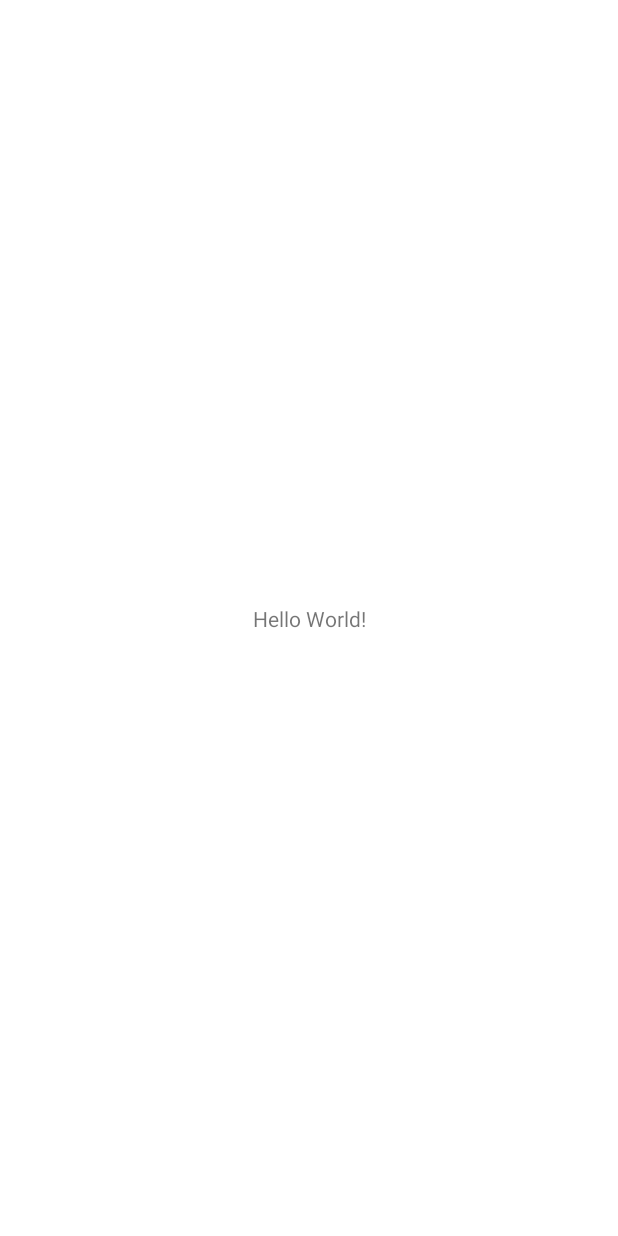
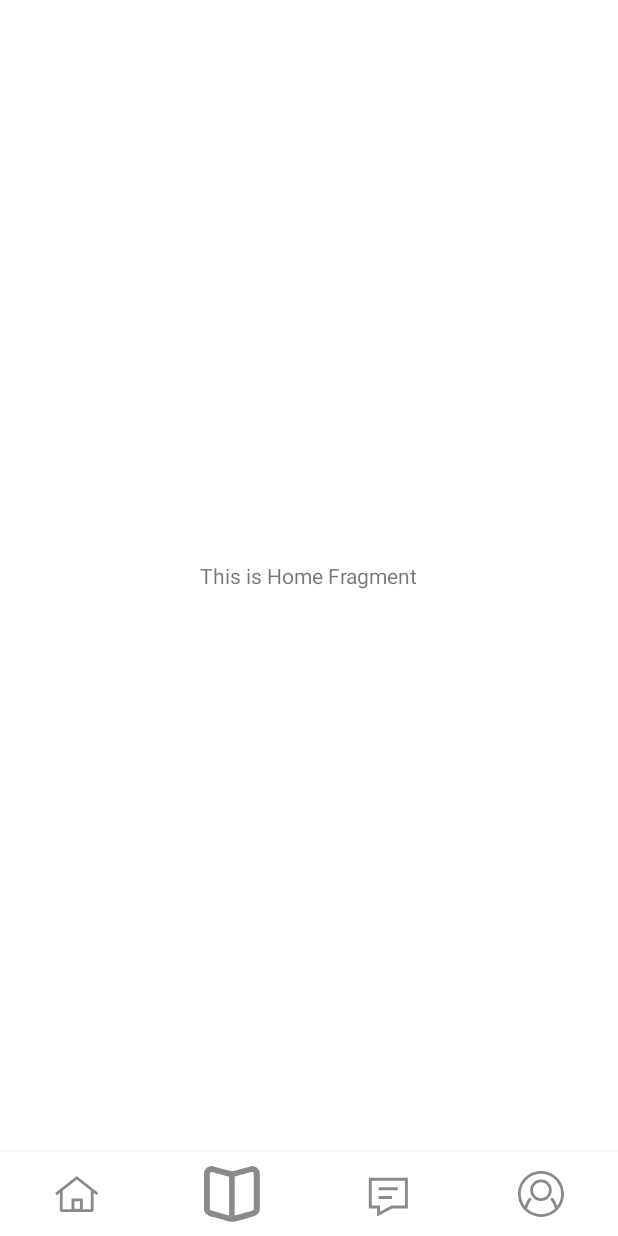
Before and after one commit to JackYuCN/ScriptKillingApp, an Android app: the screen it shows after launch (MainActivity), on a phone screen of 412 x 824 dp. Before the commit the screen is almost empty. Run offline under Robolectric (Android 15) with nearby library versions, the phone set to English and light mode, and no system bars.

Commit message:
add the bottom navigation bar. Uggly Version!!!

```diff
--- a/app/src/main/AndroidManifest.xml
+++ b/app/src/main/AndroidManifest.xml
@@ -12,7 +12,7 @@
         android:theme="@style/Theme.ScriptKillingApp"
         tools:targetApi="31">
         <activity
-            android:name=".MainActivity"
+            android:name=".view.MainActivity"
             android:exported="true">
             <intent-filter>
                 <action android:name="android.intent.action.MAIN" />
--- /dev/null
+++ b/app/src/main/java/com/competition/scriptkillingapp/fragment/HomeFragment.java
@@ -0,0 +1,25 @@
+package com.competition.scriptkillingapp.fragment;
+
+import android.os.Bundle;
+import android.view.LayoutInflater;
+import android.view.View;
+import android.view.ViewGroup;
+
+import androidx.annotation.NonNull;
+import androidx.annotation.Nullable;
+import androidx.fragment.app.Fragment;
+
+import com.competition.scriptkillingapp.R;
+
+public class HomeFragment extends Fragment {
+
+    private View view;
+
+    @Nullable
+    @Override
+    public View onCreateView(@NonNull LayoutInflater inflater, @Nullable ViewGroup container, @Nullable Bundle savedInstanceState) {
+        view = inflater.inflate(R.layout.fragment_home, container, false);
+
+        return view;
+    }
+}
--- a/app/src/main/java/com/competition/scriptkillingapp/MainActivity.java
+++ b/app/src/main/java/com/competition/scriptkillingapp/view/MainActivity.java
@@ -1,4 +1,4 @@
-package com.competition.scriptkillingapp;
+package com.competition.scriptkillingapp.view;
 
 import androidx.appcompat.app.AppCompatActivity;
 
@@ -7,6 +7,9 @@ import android.os.Bundle;
 import android.view.View;
 import android.view.Window;
 import android.view.WindowManager;
+
+import com.competition.scriptkillingapp.R;
+import com.competition.scriptkillingapp.fragment.MainFragment;
 
 public class MainActivity extends AppCompatActivity {
 
@@ -23,5 +26,10 @@ public class MainActivity extends AppCompatActivity {
         window.setStatusBarColor(Color.TRANSPARENT);
         window.getDecorView().setSystemUiVisibility(View.SYSTEM_UI_FLAG_LAYOUT_FULLSCREEN|View.SYSTEM_UI_FLAG_LIGHT_STATUS_BAR);
 
+        getSupportFragmentManager()
+                .beginTransaction()
+                .replace(R.id.activity_main_fragment, new MainFragment(), "main")
+                .commit();
+
     }
 }
--- /dev/null
+++ b/app/src/main/res/drawable/navi_home.xml
@@ -0,0 +1,9 @@
+<vector xmlns:android="http://schemas.android.com/apk/res/android"
+    android:width="200dp"
+    android:height="200dp"
+    android:viewportWidth="1024"
+    android:viewportHeight="1024">
+  <path
+      android:pathData="M267.2,454.6v316.5h152L419.2,598.2c0,-6.1 5,-11.1 11.1,-11.1h169.7c6.2,0 11.1,5 11.1,11.1v172.9h136L747.2,453.6l-239.4,-188.8 -240.6,189.9zM219.2,492.5l-39.4,31a16,16 0,0 1,-22.5 -2.7l-9.9,-12.6a16,16 0,0 1,2.7 -22.5l347.8,-274.4a16,16 0,0 1,19.8 0l347.8,274.4a16,16 0,0 1,2.7 22.5l-9.9,12.6a16,16 0,0 1,-22.5 2.7l-40.6,-32v292.5a35.1,35.1 0,0 1,-35.1 35.1L254.3,819.1a35.1,35.1 0,0 1,-35.1 -35.1L219.2,492.5zM467.2,763.1h96v-128h-96v128z"
+      android:fillColor="#8a8a8a"/>
+</vector>
--- /dev/null
+++ b/app/src/main/res/drawable/navi_message.xml
@@ -0,0 +1,12 @@
+<vector xmlns:android="http://schemas.android.com/apk/res/android"
+    android:width="200dp"
+    android:height="200dp"
+    android:viewportWidth="1024"
+    android:viewportHeight="1024">
+  <path
+      android:pathData="M342.7,898.1V759.7H202V235.2h666.1v524.6H599.9L342.7,898.1zM252,709.7h140.7v104.7l194.6,-104.7h230.8V285.2H252v424.5z"
+      android:fillColor="#8a8a8a"/>
+  <path
+      android:pathData="M370.3,545.5h228.6v50H370.3zM370.3,398.1h323.1v50H370.3z"
+      android:fillColor="#8a8a8a"/>
+</vector>
--- /dev/null
+++ b/app/src/main/res/drawable/navi_my.xml
@@ -0,0 +1,12 @@
+<vector xmlns:android="http://schemas.android.com/apk/res/android"
+    android:width="200dp"
+    android:height="200dp"
+    android:viewportWidth="1024"
+    android:viewportHeight="1024">
+  <path
+      android:pathData="M512,632c100.8,0 184,-83.2 184,-184S612.8,264 512,264 328,347.2 328,448 411.2,632 512,632zM512,312c75.2,0 136,60.8 136,136s-60.8,136 -136,136 -136,-60.8 -136,-136 60.8,-136 136,-136z"
+      android:fillColor="#8a8a8a"/>
+  <path
+      android:pathData="M792,785.6c70.4,-72 112,-168 112,-273.6 0,-216 -176,-392 -392,-392S120,296 120,512c0,105.6 41.6,201.6 110.4,273.6 0,0 0,1.6 1.6,1.6 68.8,70.4 161.6,112 259.2,116.8h41.6c97.6,-4.8 190.4,-46.4 259.2,-118.4zM512,168c190.4,0 344,153.6 344,344 0,76.8 -25.6,148.8 -68.8,206.4 -16,-51.2 -38.4,-96 -68.8,-134.4 -8,-11.2 -24,-12.8 -33.6,-4.8 -11.2,8 -12.8,22.4 -4.8,33.6 32,41.6 56,92.8 68.8,148.8 -4.8,3.2 -8,8 -12.8,11.2 -3.2,1.6 -4.8,4.8 -8,6.4 -6.4,4.8 -12.8,9.6 -20.8,16 -1.6,1.6 -3.2,3.2 -4.8,3.2l-24,14.4c-1.6,0 -3.2,1.6 -3.2,1.6 -8,4.8 -17.6,9.6 -25.6,12.8 -1.6,0 -1.6,1.6 -3.2,1.6 -9.6,3.2 -17.6,6.4 -27.2,9.6 -1.6,0 -3.2,1.6 -4.8,1.6 -8,3.2 -17.6,4.8 -27.2,6.4 -1.6,0 -4.8,1.6 -6.4,1.6 -8,1.6 -17.6,3.2 -27.2,4.8 -3.2,0 -4.8,1.6 -8,1.6 -11.2,1.6 -22.4,1.6 -33.6,1.6s-22.4,0 -33.6,-1.6c-3.2,0 -4.8,0 -8,-1.6 -9.6,-1.6 -17.6,-1.6 -27.2,-4.8 -1.6,0 -4.8,-1.6 -6.4,-1.6 -9.6,-1.6 -17.6,-4.8 -27.2,-6.4 -1.6,0 -3.2,-1.6 -4.8,-1.6 -9.6,-3.2 -17.6,-6.4 -27.2,-9.6 -1.6,0 -1.6,-1.6 -3.2,-1.6 -9.6,-3.2 -17.6,-8 -25.6,-12.8 -1.6,0 -3.2,-1.6 -3.2,-1.6l-24,-14.4c-1.6,-1.6 -3.2,-3.2 -4.8,-3.2 -6.4,-4.8 -14.4,-9.6 -20.8,-16 -3.2,-1.6 -4.8,-4.8 -8,-6.4 -4.8,-3.2 -8,-8 -12.8,-11.2 12.8,-56 36.8,-107.2 68.8,-148.8 8,-11.2 6.4,-25.6 -4.8,-33.6s-25.6,-6.4 -33.6,4.8c-30.4,38.4 -52.8,84.8 -68.8,134.4 -43.2,-57.6 -68.8,-128 -68.8,-206.4 0,-190.4 153.6,-344 344,-344z"
+      android:fillColor="#8a8a8a"/>
+</vector>
--- /dev/null
+++ b/app/src/main/res/drawable/navi_scripts.xml
@@ -0,0 +1,9 @@
+<vector xmlns:android="http://schemas.android.com/apk/res/android"
+    android:width="200dp"
+    android:height="200dp"
+    android:viewportWidth="1024"
+    android:viewportHeight="1024">
+  <path
+      android:pathData="M570.5,111.2l3.4,-0.9a140072.4,140072.4 0,0 1,249.2 -68.8l23.4,-6.5 6.1,-0.8a133.6,133.6 0,0 1,134 134.1L986.6,761.7c0,70.7 -49,114.8 -127.6,137.3l-0.5,0.1 -1.3,0.4 -5.1,1.5 -19.6,5.7a9931.4,9931.4 0,0 1,-287.6 79.1l-5.7,0.7L481.5,986.5l-6.3,-0.9a19090.2,19090.2 0,0 0,-282.6 -79.3l-27.5,-7.5C82.1,871.1 34.1,829 34.1,761.7L34.1,168.2C34.1,93 94.5,34.1 172.3,34.1l6,0.8 22.4,6.2a41762.6,41762.6 0,0 1,238.4 66.6l12.2,3.5 33.4,9.5h51.4l34.4,-9.6zM462.8,218.5L169.6,137.4c-18.9,1.3 -34,15.5 -36.4,30.7v593.6c0,17.7 12.1,28.6 41.3,35.8l1.8,0.6 5.2,1.5 19.9,5.7a15953.4,15953.4 0,0 0,261.5 72.2L462.8,218.5zM746.2,827.4l70,-18.7c12.6,-3.4 21.6,-5.7 24.3,-6.4 34,-12.8 43,-20.4 43,-36.4L883.4,168.2a33.5,33.5 0,0 0,-32.2 -34.9L557.9,214.4v662.4c61.6,-15.9 125.3,-32.6 188.3,-49.3z"
+      android:fillColor="#8a8a8a"/>
+</vector>
--- a/app/src/main/res/layout/activity_main.xml
+++ b/app/src/main/res/layout/activity_main.xml
@@ -1,18 +1,15 @@
 <?xml version="1.0" encoding="utf-8"?>
-<androidx.constraintlayout.widget.ConstraintLayout xmlns:android="http://schemas.android.com/apk/res/android"
+<LinearLayout
+    xmlns:android="http://schemas.android.com/apk/res/android"
     xmlns:app="http://schemas.android.com/apk/res-auto"
     xmlns:tools="http://schemas.android.com/tools"
     android:layout_width="match_parent"
     android:layout_height="match_parent"
-    tools:context=".MainActivity">
+    tools:context=".view.MainActivity">
 
-    <TextView
-        android:layout_width="wrap_content"
-        android:layout_height="wrap_content"
-        android:text="Hello World!"
-        app:layout_constraintBottom_toBottomOf="parent"
-        app:layout_constraintEnd_toEndOf="parent"
-        app:layout_constraintStart_toStartOf="parent"
-        app:layout_constraintTop_toTopOf="parent" />
+    <androidx.fragment.app.FragmentContainerView
+        android:id="@+id/activity_main_fragment"
+        android:layout_width="match_parent"
+        android:layout_height="match_parent" />
 
-</androidx.constraintlayout.widget.ConstraintLayout>
+</LinearLayout>
--- /dev/null
+++ b/app/src/main/res/layout/fragment_home.xml
@@ -0,0 +1,18 @@
+<?xml version="1.0" encoding="utf-8"?>
+<androidx.constraintlayout.widget.ConstraintLayout xmlns:android="http://schemas.android.com/apk/res/android"
+    xmlns:app="http://schemas.android.com/apk/res-auto"
+    xmlns:tools="http://schemas.android.com/tools"
+    android:layout_width="match_parent"
+    android:layout_height="match_parent">
+
+    <TextView
+        android:id="@+id/home_text_demo"
+        android:layout_width="wrap_content"
+        android:layout_height="wrap_content"
+        android:text="This is Home Fragment"
+        app:layout_constraintBottom_toBottomOf="parent"
+        app:layout_constraintEnd_toEndOf="parent"
+        app:layout_constraintStart_toStartOf="parent"
+        app:layout_constraintTop_toTopOf="parent" />
+
+</androidx.constraintlayout.widget.ConstraintLayout>
--- /dev/null
+++ b/app/src/main/res/layout/frament_main_navigation.xml
@@ -0,0 +1,26 @@
+<?xml version="1.0" encoding="utf-8"?>
+<RelativeLayout xmlns:android="http://schemas.android.com/apk/res/android"
+    xmlns:app="http://schemas.android.com/apk/res-auto"
+    android:layout_width="match_parent"
+    android:layout_height="match_parent">
+
+    <androidx.fragment.app.FragmentContainerView
+        android:id="@+id/main_content_fragment"
+        android:layout_width="match_parent"
+        android:layout_height="match_parent"
+        android:layout_above="@+id/bottom_navigation"
+        android:layout_marginBottom="1dp" />
+
+    <!-- TODO: modify some of the settings here       -->
+    <com.google.android.material.bottomnavigation.BottomNavigationView
+        android:id="@+id/bottom_navigation"
+        android:layout_width="match_parent"
+        android:layout_height="wrap_content"
+        android:layout_alignParentBottom="true"
+        android:background="#ffffff"
+        app:itemIconSize="40dp"
+        app:labelVisibilityMode="unlabeled"
+        app:menu="@menu/navigation_icon" />
+
+
+</RelativeLayout>
--- /dev/null
+++ b/app/src/main/res/menu/navigation_icon.xml
@@ -0,0 +1,24 @@
+<?xml version="1.0" encoding="utf-8"?>
+<menu xmlns:android="http://schemas.android.com/apk/res/android">
+
+    <item
+        android:id="@+id/navi_home"
+        android:icon="@drawable/navi_home"
+        android:title="home" />
+
+    <item
+        android:id="@+id/navi_scripts"
+        android:icon="@drawable/navi_scripts"
+        android:title="scripts" />
+
+    <item
+        android:id="@+id/navi_message"
+        android:icon="@drawable/navi_message"
+        android:title="message" />
+
+    <item
+        android:id="@+id/navi_my"
+        android:icon="@drawable/navi_my"
+        android:title="my" />
+
+</menu>
```
Also changed, not shown: app/src/main/java/com/competition/scriptkillingapp/fragment/MainFragment.java (added, +157 -0 lines), app/src/main/java/com/competition/scriptkillingapp/fragment/MessageFragment.java (added, +24 -0 lines), app/src/main/java/com/competition/scriptkillingapp/fragment/MyFragment.java (added, +24 -0 lines), app/src/main/java/com/competition/scriptkillingapp/fragment/ScriptsFragment.java (added, +24 -0 lines), app/src/main/res/layout/fragment_message.xml (added, +18 -0 lines), app/src/main/res/layout/fragment_my.xml (added, +18 -0 lines), app/src/main/res/layout/fragment_scripts.xml (added, +18 -0 lines).
